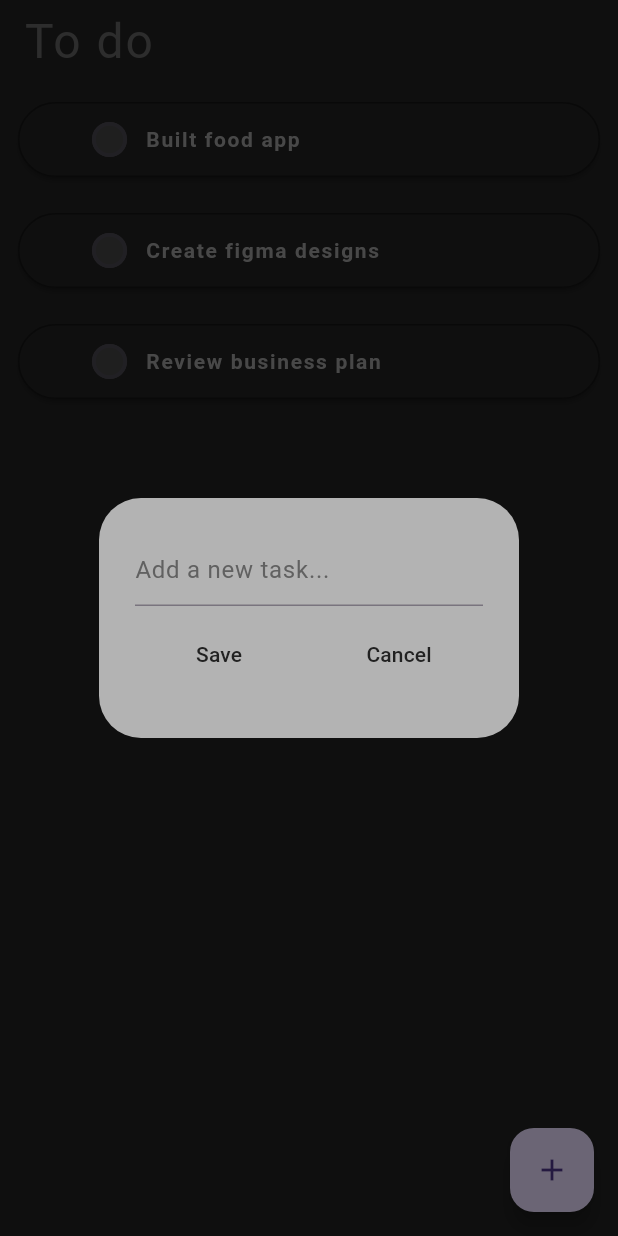
After one commit to lexara-prime-ai/FLUTTER_TEMPLATES, a Flutter app: the screen it shows after launch, after a tap on the "add" icon, on a phone screen of 412 x 824 dp. The commit adds this screen. Run offline on Flutter 3.47's test engine with Material 3 defaults, Android fonts, the phone set to English and light mode, and no system bars.

Commit message:
Added dialog box.

```diff
--- /dev/null
+++ b/lib/components/app_button.dart
@@ -0,0 +1,22 @@
+import 'package:flutter/material.dart';
+
+class AppButton extends StatelessWidget {
+  AppButton({super.key, required this.text, required this.onPressed});
+
+  final String text;
+  VoidCallback onPressed;
+
+  @override
+  Widget build(BuildContext context) {
+    return MaterialButton(
+      shape: CircleBorder(),
+      onPressed: onPressed,
+      child: Text(
+        text,
+        style: TextStyle(
+          color: Colors.grey[900],
+        ),
+      ),
+    );
+  }
+}
--- /dev/null
+++ b/lib/components/dialog_box.dart
@@ -0,0 +1,46 @@
+import 'package:flutter/material.dart';
+import 'package:test_drive/components/app_button.dart';
+
+class DialogBox extends StatelessWidget {
+  final controller;
+  const DialogBox({super.key, required this.controller});
+
+  @override
+  Widget build(BuildContext context) {
+    return AlertDialog(
+      backgroundColor: const Color.fromARGB(219, 206, 206, 206),
+      content: Container(
+        height: 120,
+        child: Column(
+          mainAxisAlignment: MainAxisAlignment.spaceEvenly,
+          children: [
+            /**
+             * Get user input.
+             */
+            TextField(
+              controller: controller,
+              decoration: InputDecoration(
+                hintText: "Add a new task...",
+                hintStyle: TextStyle(color: Colors.grey[700]),
+              ),
+            ),
+
+            /**
+             * Save + Cancel button.
+             */
+            Row(
+              mainAxisAlignment: MainAxisAlignment.spaceEvenly,
+              children: [
+                AppButton(text: "Save", onPressed: () {}),
+                const SizedBox(
+                  width: 8,
+                ),
+                AppButton(text: "Cancel", onPressed: () {}),
+              ],
+            )
+          ],
+        ),
+      ),
+    );
+  }
+}
--- a/lib/pages/home_page.dart
+++ b/lib/pages/home_page.dart
@@ -1,4 +1,5 @@
 import 'package:flutter/material.dart';
+import 'package:test_drive/components/dialog_box.dart';
 import 'package:test_drive/components/todo_tile.dart';
 
 class HomePage extends StatefulWidget {
@@ -9,6 +10,9 @@ class HomePage extends StatefulWidget {
 }
 
 class _HomePageState extends State<HomePage> {
+  /* User input controller */
+  final _controller = TextEditingController();
+
   List<Map<int, Map<String, bool>>> todoList = [
     {
       1: {'Built food app': false}
@@ -48,6 +52,15 @@ class _HomePageState extends State<HomePage> {
      */
   }
 
+  void createNewTask() {
+    showDialog(
+      context: context,
+      builder: (context) {
+        return DialogBox(controller: _controller);
+      },
+    );
+  }
+
   @override
   Widget build(BuildContext context) {
     return Scaffold(
@@ -63,6 +76,12 @@ class _HomePageState extends State<HomePage> {
               letterSpacing: 1.3),
         ),
         elevation: 0,
+      ),
+      floatingActionButton: FloatingActionButton(
+        onPressed: createNewTask,
+        child: const Icon(
+          Icons.add,
+        ),
       ),
       body: ListView.builder(
         itemCount: todoList.length,
```
